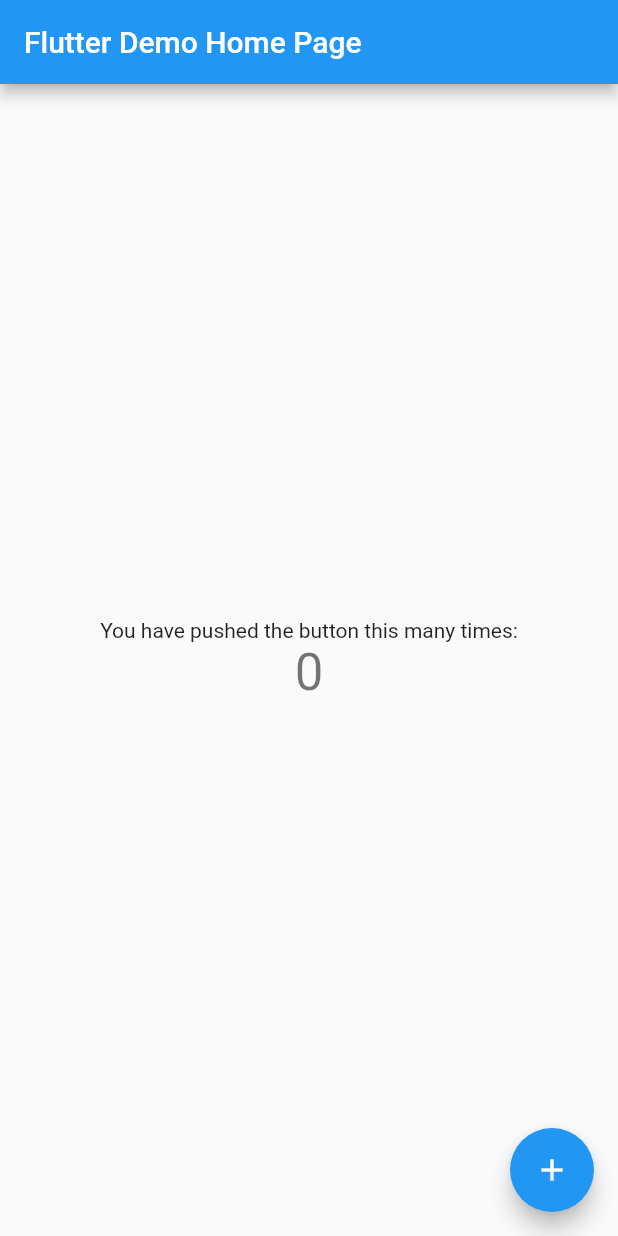
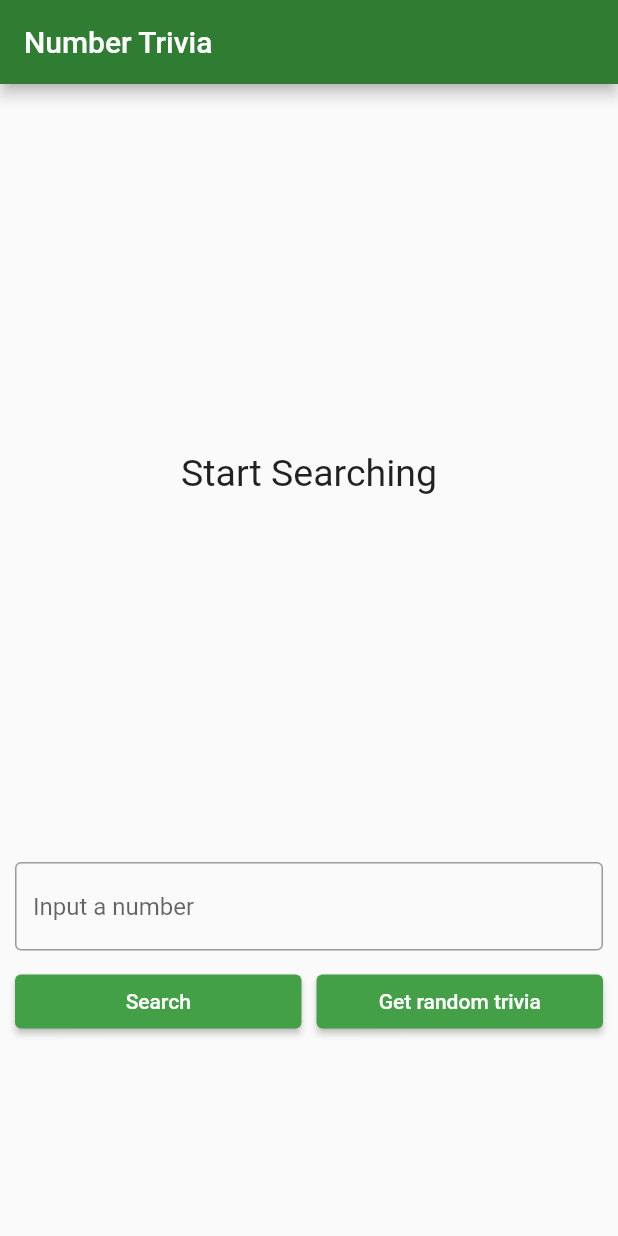
Before and after one commit to zigoval/trivia-number-app, a Flutter app: the screen it shows after launch, on a phone screen of 412 x 824 dp. Run offline on Flutter 3.47's test engine with Material 2 defaults, Android fonts, the light colour scheme and no system bars; our stand-ins replace bloc, dartz, data_connection_checker, equatable, flutter_bloc, get_it and 1 more.

Commit message:
[14] – User Interface => finish project

```diff
--- /dev/null
+++ b/lib/features/number_trivia/presentation/pages/number_trivia_page.dart
@@ -0,0 +1,63 @@
+import 'package:clean_arch_tdd_trivia_app/features/number_trivia/domain/usecases/get_random_number_trivia.dart';
+import 'package:flutter/material.dart';
+import 'package:flutter_bloc/flutter_bloc.dart';
+
+import '../../../../injection_container.dart';
+import '../bloc/number_trivia_bloc.dart';
+import '../widgets/widgets.dart';
+
+class NumberTriviaPage extends StatelessWidget {
+  @override
+  Widget build(BuildContext context) {
+    return Scaffold(
+      appBar: AppBar(
+        title: Text('Number Trivia'),
+      ),
+      body: BlocProvider(
+        create: (ctx) => sl<NumberTriviaBloc>(),
+        child: Center(
+          child: Padding(
+            padding: const EdgeInsets.all(10),
+            child: Column(
+              children: [
+                SizedBox(
+                  height: 10,
+                ),
+                Expanded(
+                  flex: 2,
+                  child: Container(
+                    child: BlocBuilder<NumberTriviaBloc, NumberTriviaState>(
+                      builder: (ctx, state) {
+                        if (state is Empty) {
+                          return MessageDisplay(
+                            testToDisplay: 'Start Searching',
+                          );
+                        } else if (state is Loaded) {
+                          return TriviaDisplay(
+                            numberTrivia: state.trivia,
+                          );
+                        } else if (state is Loading) {
+                          return LoadingWidget();
+                        } else if (state is Error) {
+                          return MessageDisplay(
+                            testToDisplay: state.message,
+                          );
+                        } else {
+                          return Placeholder();
+                        }
+                      },
+                    ),
+                  ),
+                ),
+                SizedBox(
+                  height: 20,
+                ),
+                TriviaControls(),
+              ],
+            ),
+          ),
+        ),
+      ),
+    );
+  }
+}
--- /dev/null
+++ b/lib/features/number_trivia/presentation/widgets/message_display.dart
@@ -0,0 +1,18 @@
+import 'package:flutter/material.dart';
+
+class MessageDisplay extends StatelessWidget {
+  final String testToDisplay;
+  MessageDisplay({@required this.testToDisplay});
+  @override
+  Widget build(BuildContext context) {
+    return Center(
+      child: SingleChildScrollView(
+        child: Text(
+          testToDisplay,
+          style: TextStyle(fontSize: 25),
+          textAlign: TextAlign.center,
+        ),
+      ),
+    );
+  }
+}
--- /dev/null
+++ b/lib/features/number_trivia/presentation/widgets/trivia_controls.dart
@@ -0,0 +1,87 @@
+import 'package:flutter/material.dart';
+import 'package:flutter_bloc/flutter_bloc.dart';
+
+import '../bloc/number_trivia_bloc.dart';
+
+class TriviaControls extends StatefulWidget {
+  const TriviaControls({
+    Key key,
+  }) : super(key: key);
+
+  @override
+  _TriviaControlsState createState() => _TriviaControlsState();
+}
+
+class _TriviaControlsState extends State<TriviaControls> {
+  final controller = TextEditingController();
+  String inputStr;
+
+  @override
+  Widget build(BuildContext context) {
+    return Expanded(
+      child: Column(
+        children: [
+          TextField(
+            controller: controller,
+            keyboardType: TextInputType.number,
+            decoration: InputDecoration(
+              border: OutlineInputBorder(),
+              hintText: 'Input a number',
+            ),
+            onChanged: (val) {
+              setState(() {
+                inputStr = val;
+              });
+            },
+          ),
+          SizedBox(
+            height: 10,
+          ),
+          Row(
+            children: [
+              Expanded(
+                child: ElevatedButton(
+                  onPressed: dispatchConcrete,
+                  child: Text('Search'),
+                  style: ButtonStyle(
+                    backgroundColor: MaterialStateProperty.all<Color>(
+                      Theme.of(context).accentColor,
+                    ),
+                  ),
+                ),
+              ),
+              SizedBox(
+                width: 10,
+              ),
+              Expanded(
+                child: ElevatedButton(
+                  onPressed: dispatchRandom,
+                  child: Text('Get random trivia'),
+                  style: ButtonStyle(
+                    backgroundColor: MaterialStateProperty.all<Color>(
+                      Theme.of(context).accentColor,
+                    ),
+                  ),
+                ),
+              ),
+            ],
+          ),
+        ],
+      ),
+    );
+  }
+
+  void dispatchConcrete() {
+    controller.clear();
+    BlocProvider.of<NumberTriviaBloc>(context).add(
+      GetTriviaForConcreteNumber(inputStr),
+    );
+  }
+
+  void dispatchRandom() {
+    controller.clear();
+    BlocProvider.of<NumberTriviaBloc>(context).add(
+      GetTriviaForRandomNumber(),
+    );
+  }
+}
--- /dev/null
+++ b/lib/features/number_trivia/presentation/widgets/widgets.dart
@@ -0,0 +1,4 @@
+export 'loading_widget.dart';
+export 'trivia_display.dart';
+export 'message_display.dart';
+export 'trivia_controls.dart';
--- a/lib/main.dart
+++ b/lib/main.dart
@@ -1,71 +1,24 @@
+import 'package:clean_arch_tdd_trivia_app/features/number_trivia/presentation/pages/number_trivia_page.dart';
 import 'package:flutter/material.dart';
 import 'package:meta/meta.dart';
+import './injection_container.dart' as di;
 
-void main() {
+void main() async {
+  WidgetsFlutterBinding.ensureInitialized();
+  await di.init();
   runApp(MyApp());
 }
 
 class MyApp extends StatelessWidget {
-  // This widget is the root of your application.
   @override
   Widget build(BuildContext context) {
     return MaterialApp(
-      title: 'Flutter Demo',
+      title: 'Number Trivia',
       theme: ThemeData(
-        primarySwatch: Colors.blue,
+        primaryColor: Colors.green.shade800,
+        accentColor: Colors.green.shade600,
       ),
-      home: MyHomePage(title: 'Flutter Demo Home Page'),
+      home: NumberTriviaPage(),
     );
   }
 }
-
-class MyHomePage extends StatefulWidget {
-  MyHomePage({Key key, @required this.title}) : super(key: key);
-
-  final String title;
-
-  @override
-  _MyHomePageState createState() => _MyHomePageState();
-}
-
-class _MyHomePageState extends State<MyHomePage> {
-  int _counter = 0;
-
-  void _incrementCounter() {
-    setState(() {
-      _counter++;
-    });
-  }
-
-  @override
-  Widget build(BuildContext context) {
-    return Scaffold(
-      appBar: AppBar(
-        // Here we take the value from the MyHomePage object that was created by
-        // the App.build method, and use it to set our appbar title.
-        title: Text(widget.title),
-      ),
-      body: Center(
-        // Center is a layout widget. It takes a single child and positions it
-        // in the middle of the parent.
-        child: Column(
-          mainAxisAlignment: MainAxisAlignment.center,
-          children: <Widget>[
-            Text(
-              'You have pushed the button this many times:',
-            ),
-            Text(
-              '$_counter',
-              style: Theme.of(context).textTheme.headline4,
-            ),
-          ],
-        ),
-      ),
-      floatingActionButton: FloatingActionButton(
-        onPressed: _incrementCounter,
-        tooltip: 'Increment',
-        child: Icon(Icons.add),
-      ), // This trailing comma makes auto-formatting nicer for build methods.
-    );
-  }
-}
```
Also changed, not shown: lib/features/number_trivia/presentation/widgets/loading_widget.dart (added, +10 -0 lines), lib/features/number_trivia/presentation/widgets/trivia_display.dart (added, +33 -0 lines), lib/injection_container.dart (added, +74 -0 lines).
